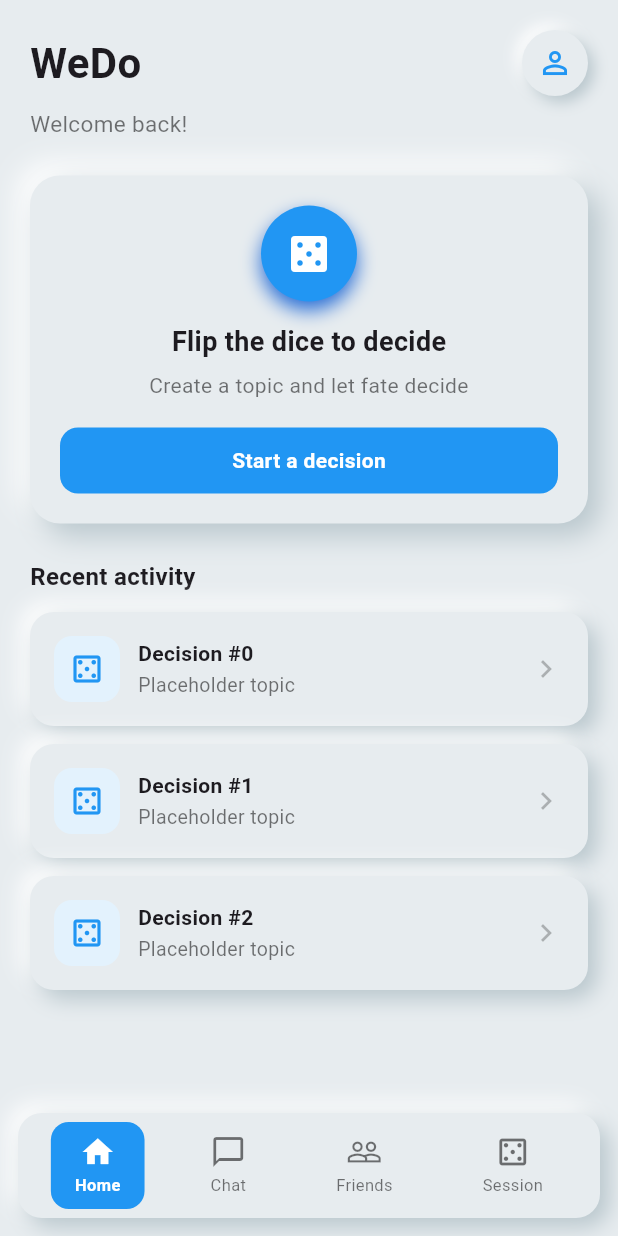
After one commit to TAGABUNDOWK/WeDo, a Flutter app: the HomePage screen opened directly, on a phone screen of 412 x 824 dp. The commit adds this screen. Run offline on Flutter 3.47's test engine with Material 3 defaults, Android fonts, the phone set to English and light mode, and no system bars; our stand-ins replace cloud_firestore, firebase_auth, firebase_core; accounts and stored records are empty.

Commit message:
homepage layout plus connected after login

```diff
--- a/lib/screens/auth/login_page.dart
+++ b/lib/screens/auth/login_page.dart
@@ -3,6 +3,7 @@ import '../../services/auth/auth_service.dart';
 import '../../services/auth/user_service.dart';
 import 'create_account_page.dart';
 import 'otp_verification_page.dart';
+import '../home/home_page.dart';
 
 class LoginPage extends StatefulWidget {
   const LoginPage({super.key});
@@ -54,8 +55,9 @@ class _LoginPageState extends State<LoginPage> {
           ),
         );
       } else {
-        ScaffoldMessenger.of(context).showSnackBar(
-          const SnackBar(content: Text('Signed in successfully!')),
+        Navigator.pushReplacement(
+          context,
+          MaterialPageRoute(builder: (_) => const HomePage()),
         );
       }
     } catch (e) {
--- /dev/null
+++ b/lib/screens/home/home_page.dart
@@ -0,0 +1,345 @@
+import 'package:flutter/material.dart';
+
+class HomePage extends StatefulWidget {
+  const HomePage({super.key});
+
+  @override
+  State<HomePage> createState() => _HomePageState();
+}
+
+class _HomePageState extends State<HomePage> {
+  int _currentIndex = 0;
+
+  static const _tabs = [
+    _HomeTab(),
+    _PlaceholderTab(icon: Icons.chat_bubble_outline, label: 'Chat'),
+    _PlaceholderTab(icon: Icons.people_outline, label: 'Friends'),
+    _PlaceholderTab(icon: Icons.casino_outlined, label: 'Session'),
+  ];
+
+  BoxDecoration _neumorphicDecoration({Color? color}) {
+    final base = color ?? const Color(0xFFE7ECEF);
+    return BoxDecoration(
+      color: base,
+      borderRadius: BorderRadius.circular(16),
+      boxShadow: const [
+        BoxShadow(
+          color: Color(0xFFFFFFFF),
+          offset: Offset(-6, -6),
+          blurRadius: 12,
+        ),
+        BoxShadow(
+          color: Color(0xFFB8C6CC),
+          offset: Offset(6, 6),
+          blurRadius: 12,
+        ),
+      ],
+    );
+  }
+
+  @override
+  Widget build(BuildContext context) {
+    final bg = const Color(0xFFE7ECEF);
+    return Scaffold(
+      backgroundColor: bg,
+      body: SafeArea(
+        child: IndexedStack(
+          index: _currentIndex,
+          children: _tabs,
+        ),
+      ),
+      bottomNavigationBar: Container(
+        margin: const EdgeInsets.all(12),
+        padding: const EdgeInsets.symmetric(horizontal: 8, vertical: 6),
+        decoration: _neumorphicDecoration(),
+        child: Row(
+          mainAxisAlignment: MainAxisAlignment.spaceAround,
+          children: [
+            _NavItem(
+              icon: Icons.home,
+              label: 'Home',
+              isSelected: _currentIndex == 0,
+              onTap: () => setState(() => _currentIndex = 0),
+            ),
+            _NavItem(
+              icon: Icons.chat_bubble_outline,
+              label: 'Chat',
+              isSelected: _currentIndex == 1,
+              onTap: () => setState(() => _currentIndex = 1),
+            ),
+            _NavItem(
+              icon: Icons.people_outline,
+              label: 'Friends',
+              isSelected: _currentIndex == 2,
+              onTap: () => setState(() => _currentIndex = 2),
+            ),
+            _NavItem(
+              icon: Icons.casino_outlined,
+              label: 'Session',
+              isSelected: _currentIndex == 3,
+              onTap: () => setState(() => _currentIndex = 3),
+            ),
+          ],
+        ),
+      ),
+    );
+  }
+}
+
+class _NavItem extends StatelessWidget {
+  final IconData icon;
+  final String label;
+  final bool isSelected;
+  final VoidCallback onTap;
+
+  const _NavItem({
+    required this.icon,
+    required this.label,
+    required this.isSelected,
+    required this.onTap,
+  });
+
+  @override
+  Widget build(BuildContext context) {
+    return GestureDetector(
+      onTap: onTap,
+      behavior: HitTestBehavior.opaque,
+      child: Container(
+        padding: const EdgeInsets.symmetric(horizontal: 16, vertical: 8),
+        decoration: BoxDecoration(
+          color: isSelected ? Colors.blue : Colors.transparent,
+          borderRadius: BorderRadius.circular(12),
+        ),
+        child: Column(
+          mainAxisSize: MainAxisSize.min,
+          children: [
+            Icon(
+              icon,
+              color: isSelected ? Colors.white : Colors.black54,
+            ),
+            const SizedBox(height: 2),
+            Text(
+              label,
+              style: TextStyle(
+                fontSize: 11,
+                color: isSelected ? Colors.white : Colors.black54,
+                fontWeight: isSelected ? FontWeight.w600 : FontWeight.w400,
+              ),
+            ),
+          ],
+        ),
+      ),
+    );
+  }
+}
+
+class _HomeTab extends StatelessWidget {
+  const _HomeTab();
+
+  @override
+  Widget build(BuildContext context) {
+    final bg = const Color(0xFFE7ECEF);
+    return SingleChildScrollView(
+      padding: const EdgeInsets.all(20),
+      child: Column(
+        crossAxisAlignment: CrossAxisAlignment.start,
+        children: [
+          Row(
+            mainAxisAlignment: MainAxisAlignment.spaceBetween,
+            children: [
+              const Text(
+                'WeDo',
+                style: TextStyle(fontSize: 28, fontWeight: FontWeight.w700),
+              ),
+              Container(
+                width: 44,
+                height: 44,
+                decoration: BoxDecoration(
+                  shape: BoxShape.circle,
+                  color: bg,
+                  boxShadow: const [
+                    BoxShadow(
+                      color: Color(0xFFFFFFFF),
+                      offset: Offset(-4, -4),
+                      blurRadius: 8,
+                    ),
+                    BoxShadow(
+                      color: Color(0xFFB8C6CC),
+                      offset: Offset(4, 4),
+                      blurRadius: 8,
+                    ),
+                  ],
+                ),
+                child: const Icon(Icons.person_outline, color: Colors.blue),
+              ),
+            ],
+          ),
+          const SizedBox(height: 8),
+          const Text(
+            'Welcome back!',
+            style: TextStyle(color: Colors.black54, fontSize: 15),
+          ),
+          const SizedBox(height: 24),
+          Container(
+            padding: const EdgeInsets.all(20),
+            decoration: BoxDecoration(
+              color: bg,
+              borderRadius: BorderRadius.circular(20),
+              boxShadow: const [
+                BoxShadow(
+                  color: Color(0xFFFFFFFF),
+                  offset: Offset(-8, -8),
+                  blurRadius: 16,
+                ),
+                BoxShadow(
+                  color: Color(0xFFB8C6CC),
+                  offset: Offset(8, 8),
+                  blurRadius: 16,
+                ),
+              ],
+            ),
+            child: Column(
+              children: [
+                Container(
+                  width: 64,
+                  height: 64,
+                  decoration: BoxDecoration(
+                    color: Colors.blue,
+                    shape: BoxShape.circle,
+                    boxShadow: const [
+                      BoxShadow(
+                        color: Color(0xFF2A6FD6),
+                        offset: Offset(0, 6),
+                        blurRadius: 10,
+                      ),
+                    ],
+                  ),
+                  child: const Icon(
+                    Icons.casino,
+                    color: Colors.white,
+                    size: 32,
+                  ),
+                ),
+                const SizedBox(height: 14),
+                const Text(
+                  'Flip the dice to decide',
+                  style: TextStyle(fontSize: 18, fontWeight: FontWeight.w600),
+                ),
+                const SizedBox(height: 6),
+                const Text(
+                  'Create a topic and let fate decide',
+                  style: TextStyle(color: Colors.black54),
+                  textAlign: TextAlign.center,
+                ),
+                const SizedBox(height: 18),
+                Container(
+                  width: double.infinity,
+                  padding: const EdgeInsets.symmetric(vertical: 12),
+                  decoration: BoxDecoration(
+                    color: Colors.blue,
+                    borderRadius: BorderRadius.circular(12),
+                  ),
+                  child: const Center(
+                    child: Text(
+                      'Start a decision',
+                      style: TextStyle(
+                        color: Colors.white,
+                        fontWeight: FontWeight.w600,
+                      ),
+                    ),
+                  ),
+                ),
+              ],
+            ),
+          ),
+          const SizedBox(height: 24),
+          const Text(
+            'Recent activity',
+            style: TextStyle(fontSize: 16, fontWeight: FontWeight.w600),
+          ),
+          const SizedBox(height: 12),
+          for (int i = 0; i < 3; i++)
+            Container(
+              margin: const EdgeInsets.only(bottom: 12),
+              padding: const EdgeInsets.all(16),
+              decoration: BoxDecoration(
+                color: bg,
+                borderRadius: BorderRadius.circular(16),
+                boxShadow: const [
+                  BoxShadow(
+                    color: Color(0xFFFFFFFF),
+                    offset: Offset(-6, -6),
+                    blurRadius: 12,
+                  ),
+                  BoxShadow(
+                    color: Color(0xFFB8C6CC),
+                    offset: Offset(6, 6),
+                    blurRadius: 12,
+                  ),
+                ],
+              ),
+              child: Row(
+                children: [
+                  Container(
+                    width: 44,
+                    height: 44,
+                    decoration: BoxDecoration(
+                      color: Colors.blue.shade50,
+                      borderRadius: BorderRadius.circular(12),
+                    ),
+                    child: const Icon(Icons.casino_outlined, color: Colors.blue),
+                  ),
+                  const SizedBox(width: 12),
+                  Expanded(
+                    child: Column(
+                      crossAxisAlignment: CrossAxisAlignment.start,
+                      children: [
+                        Text(
+                          'Decision #$i',
+                          style: const TextStyle(fontWeight: FontWeight.w600),
+                        ),
+                        const SizedBox(height: 2),
+                        const Text(
+                          'Placeholder topic',
+                          style: TextStyle(color: Colors.black54, fontSize: 13),
+                        ),
+                      ],
+                    ),
+                  ),
+                  const Icon(Icons.chevron_right, color: Colors.black26),
+                ],
+              ),
+            ),
+        ],
+      ),
+    );
+  }
+}
+
+class _PlaceholderTab extends StatelessWidget {
+  final IconData icon;
+  final String label;
+
+  const _PlaceholderTab({required this.icon, required this.label});
+
+  @override
+  Widget build(BuildContext context) {
+    return Center(
+      child: Column(
+        mainAxisSize: MainAxisSize.min,
+        children: [
+          Icon(icon, size: 64, color: Colors.black26),
+          const SizedBox(height: 12),
+          Text(
+            label,
+            style: const TextStyle(
+              fontSize: 18,
+              fontWeight: FontWeight.w600,
+              color: Colors.black54,
+            ),
+          ),
+        ],
+      ),
+    );
+  }
+}
```
